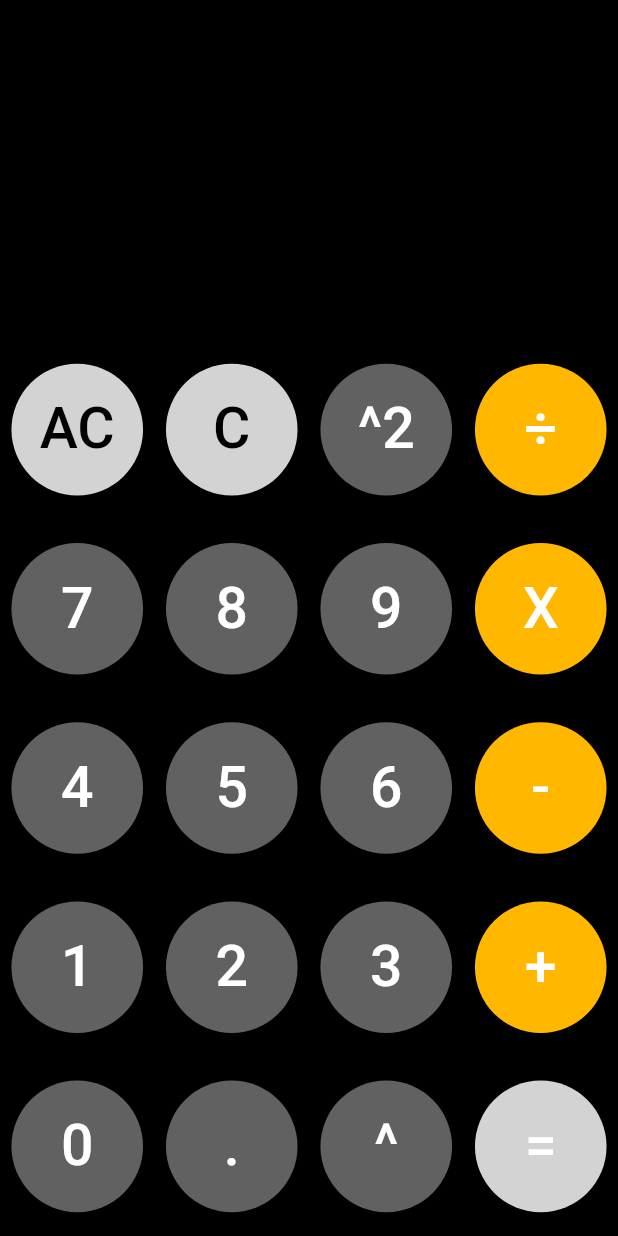
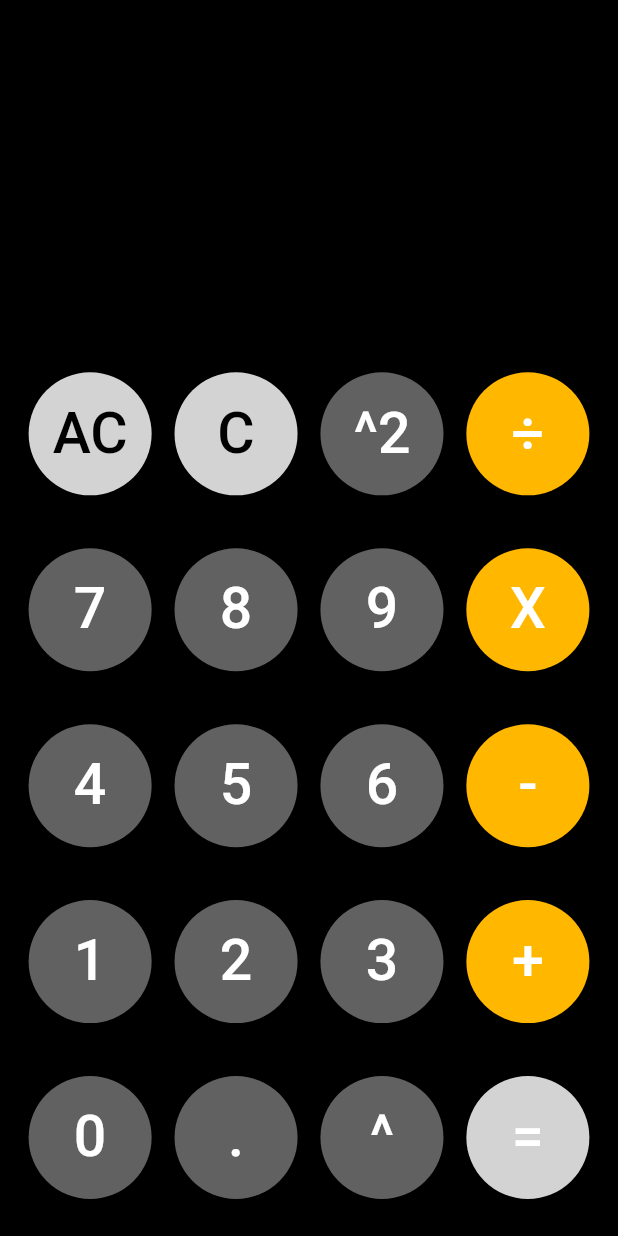
Before and after one commit to ameyreghu/calculator, a Flutter app: the screen it shows after launch, on a phone screen of 412 x 824 dp. Run offline on Flutter 3.47's test engine with Material 2 defaults, Android fonts, the phone set to English and light mode, and no system bars; our stand-ins replace flutter_screenutil.

Commit message:
minor refinments

```diff
--- a/lib/screens/simple_calculator/components/calculator_button.dart
+++ b/lib/screens/simple_calculator/components/calculator_button.dart
@@ -21,7 +21,7 @@ class CalculatorButton extends StatelessWidget {
   Widget build(BuildContext context) {
     return Flexible(
       flex: 1,
-      child: InkWell(
+      child: GestureDetector(
         onTap: () {
           HapticFeedback.lightImpact();
           onTap();
@@ -86,7 +86,9 @@ class ClearButton extends StatelessWidget {
         color: AppColors.fnButtonColor,
         textColor: AppColors.fnButtonTextColor,
         onTap: () {
-         text=='AC'?context.read<SimpleCalculatorProvider>().clearAll() :context.read<SimpleCalculatorProvider>().clear();
+          text == 'AC'
+              ? context.read<SimpleCalculatorProvider>().clearAll()
+              : context.read<SimpleCalculatorProvider>().clear();
         });
   }
 }
--- a/lib/screens/simple_calculator/simple_calculator.dart
+++ b/lib/screens/simple_calculator/simple_calculator.dart
@@ -14,7 +14,9 @@ class SimpleCalculator extends StatelessWidget {
         appBar: AppBar(
           backgroundColor: Colors.transparent,
         ),
-        body: Column(
+        body: Padding(
+          padding: EdgeInsets.symmetric(horizontal: 30.w, vertical: 20.h),
+          child: Column(
             children: [
               const Flexible(flex: 2, child: Display()),
               Expanded(
@@ -74,6 +76,7 @@ class SimpleCalculator extends StatelessWidget {
                     ],
                   )),
             ],
+          ),
         ));
   }
 }
```
Lines whose indentation alone changed are shown as unchanged.
